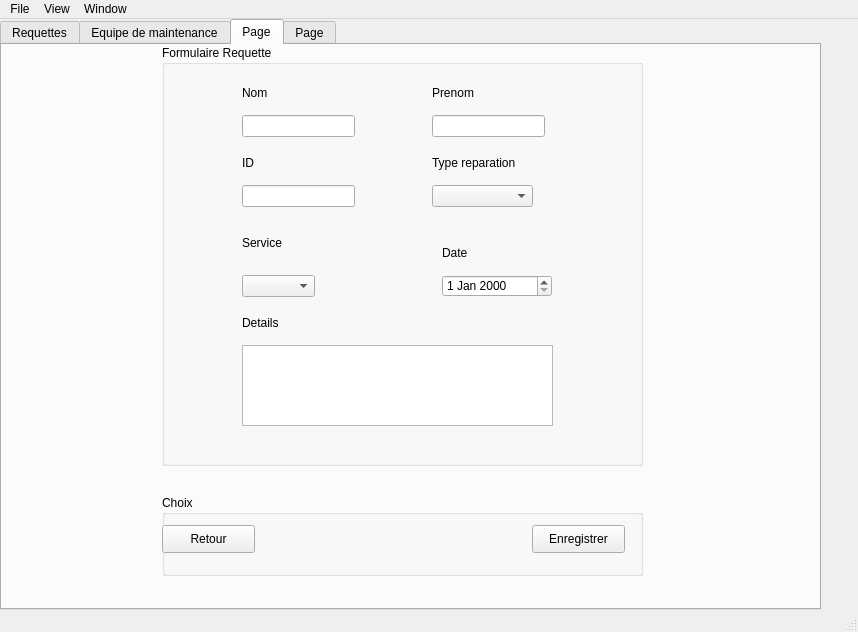
This is Khalil/mainwindow.ui in khalil-ch/E-Health_2A1 as Qt 5 draws it before an edit. The edited form follows.
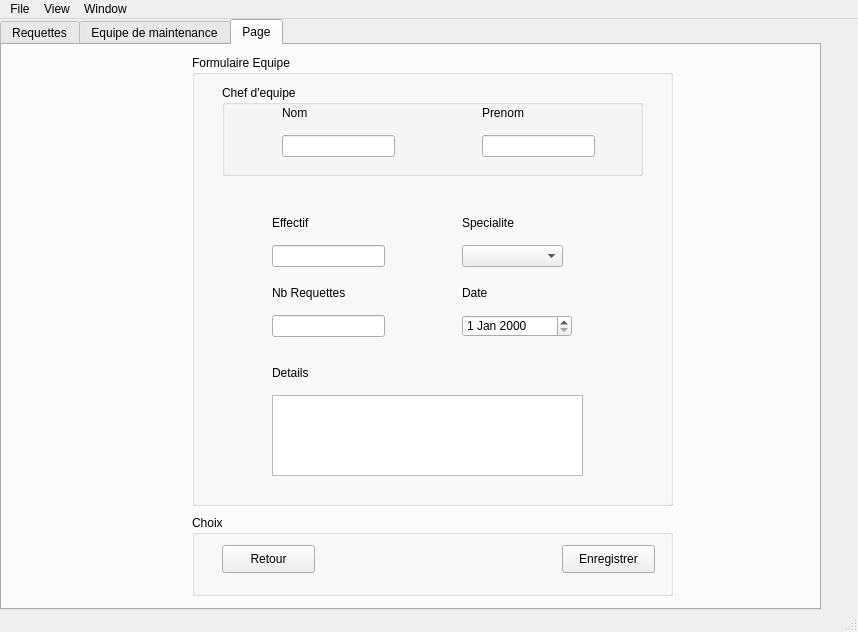
This is the edited form. The open tabs and pages were chosen to show the change.

The edit to the form file:
```diff
--- a/Khalil/mainwindow.ui
+++ b/Khalil/mainwindow.ui
@@ -509,224 +509,6 @@
       </widget>
      </widget>
     </widget>
-    <widget class="QWidget" name="tab_3">
-     <attribute name="title">
-      <string>Page</string>
-     </attribute>
-     <widget class="QGroupBox" name="groupBox_5">
-      <property name="geometry">
-       <rect>
-        <x>160</x>
-        <y>0</y>
-        <width>481</width>
-        <height>421</height>
-       </rect>
-      </property>
-      <property name="title">
-       <string>Formulaire Requette</string>
-      </property>
-      <widget class="QLineEdit" name="lineEdit_Nom">
-       <property name="geometry">
-        <rect>
-         <x>80</x>
-         <y>70</y>
-         <width>113</width>
-         <height>22</height>
-        </rect>
-       </property>
-      </widget>
-      <widget class="QLineEdit" name="lineEdit_ID">
-       <property name="geometry">
-        <rect>
-         <x>80</x>
-         <y>140</y>
-         <width>113</width>
-         <height>22</height>
-        </rect>
-       </property>
-      </widget>
-      <widget class="QComboBox" name="comboBox_3">
-       <property name="geometry">
-        <rect>
-         <x>270</x>
-         <y>140</y>
-         <width>101</width>
-         <height>22</height>
-        </rect>
-       </property>
-      </widget>
-      <widget class="QComboBox" name="comboBox_5">
-       <property name="geometry">
-        <rect>
-         <x>80</x>
-         <y>230</y>
-         <width>73</width>
-         <height>22</height>
-        </rect>
-       </property>
-      </widget>
-      <widget class="QDateEdit" name="dateEdit">
-       <property name="geometry">
-        <rect>
-         <x>280</x>
-         <y>230</y>
-         <width>110</width>
-         <height>22</height>
-        </rect>
-       </property>
-      </widget>
-      <widget class="QTextEdit" name="textEdit">
-       <property name="geometry">
-        <rect>
-         <x>80</x>
-         <y>300</y>
-         <width>311</width>
-         <height>81</height>
-        </rect>
-       </property>
-      </widget>
-      <widget class="QLineEdit" name="lineEdit_Prenom">
-       <property name="geometry">
-        <rect>
-         <x>270</x>
-         <y>70</y>
-         <width>113</width>
-         <height>22</height>
-        </rect>
-       </property>
-      </widget>
-      <widget class="QLabel" name="label">
-       <property name="geometry">
-        <rect>
-         <x>80</x>
-         <y>40</y>
-         <width>56</width>
-         <height>16</height>
-        </rect>
-       </property>
-       <property name="text">
-        <string>Nom</string>
-       </property>
-      </widget>
-      <widget class="QLabel" name="label_2">
-       <property name="geometry">
-        <rect>
-         <x>270</x>
-         <y>40</y>
-         <width>56</width>
-         <height>16</height>
-        </rect>
-       </property>
-       <property name="text">
-        <string>Prenom</string>
-       </property>
-      </widget>
-      <widget class="QLabel" name="label_3">
-       <property name="geometry">
-        <rect>
-         <x>80</x>
-         <y>110</y>
-         <width>56</width>
-         <height>16</height>
-        </rect>
-       </property>
-       <property name="text">
-        <string>ID</string>
-       </property>
-      </widget>
-      <widget class="QLabel" name="label_4">
-       <property name="geometry">
-        <rect>
-         <x>270</x>
-         <y>110</y>
-         <width>101</width>
-         <height>16</height>
-        </rect>
-       </property>
-       <property name="text">
-        <string>Type reparation</string>
-       </property>
-      </widget>
-      <widget class="QLabel" name="label_5">
-       <property name="geometry">
-        <rect>
-         <x>80</x>
-         <y>190</y>
-         <width>56</width>
-         <height>16</height>
-        </rect>
-       </property>
-       <property name="text">
-        <string>Service</string>
-       </property>
-      </widget>
-      <widget class="QLabel" name="label_6">
-       <property name="geometry">
-        <rect>
-         <x>280</x>
-         <y>200</y>
-         <width>56</width>
-         <height>16</height>
-        </rect>
-       </property>
-       <property name="text">
-        <string>Date</string>
-       </property>
-      </widget>
-      <widget class="QLabel" name="label_7">
-       <property name="geometry">
-        <rect>
-         <x>80</x>
-         <y>270</y>
-         <width>51</width>
-         <height>16</height>
-        </rect>
-       </property>
-       <property name="text">
-        <string>Details</string>
-       </property>
-      </widget>
-     </widget>
-     <widget class="QGroupBox" name="groupBox_6">
-      <property name="geometry">
-       <rect>
-        <x>160</x>
-        <y>450</y>
-        <width>481</width>
-        <height>81</height>
-       </rect>
-      </property>
-      <property name="title">
-       <string>Choix</string>
-      </property>
-      <widget class="QPushButton" name="pushButton_14">
-       <property name="geometry">
-        <rect>
-         <x>0</x>
-         <y>30</y>
-         <width>93</width>
-         <height>28</height>
-        </rect>
-       </property>
-       <property name="text">
-        <string>Retour</string>
-       </property>
-      </widget>
-      <widget class="QPushButton" name="pushButton_13">
-       <property name="geometry">
-        <rect>
-         <x>370</x>
-         <y>30</y>
-         <width>93</width>
-         <height>28</height>
-        </rect>
-       </property>
-       <property name="text">
-        <string>Enregistrer</string>
-       </property>
-      </widget>
-     </widget>
-    </widget>
     <widget class="QWidget" name="tab_4">
      <attribute name="title">
       <string>Page</string>
```
Left out of the diff: 2 changed lines with no effect on the pictures.
